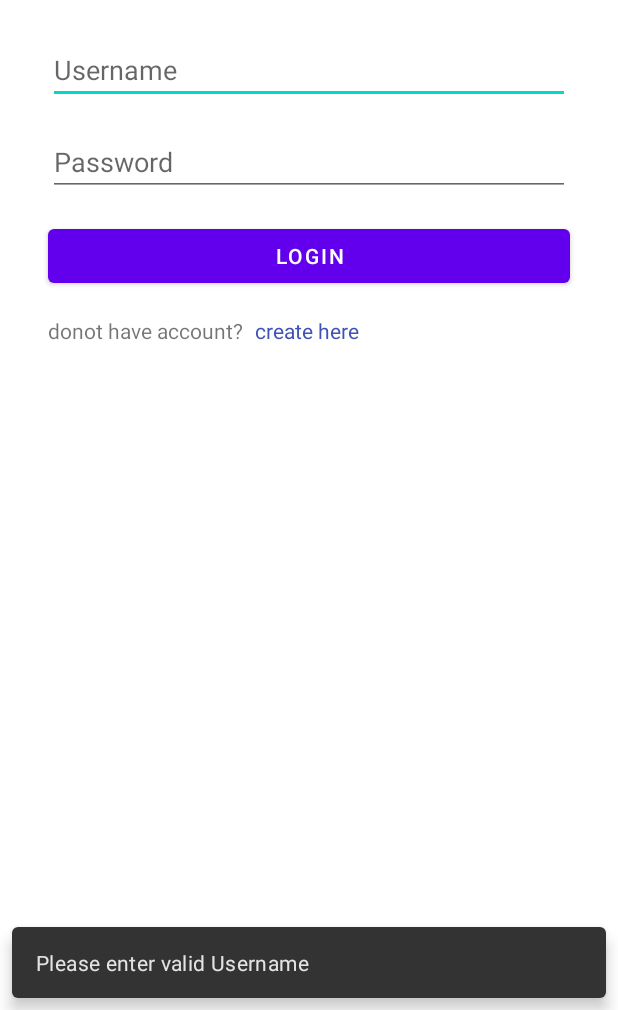
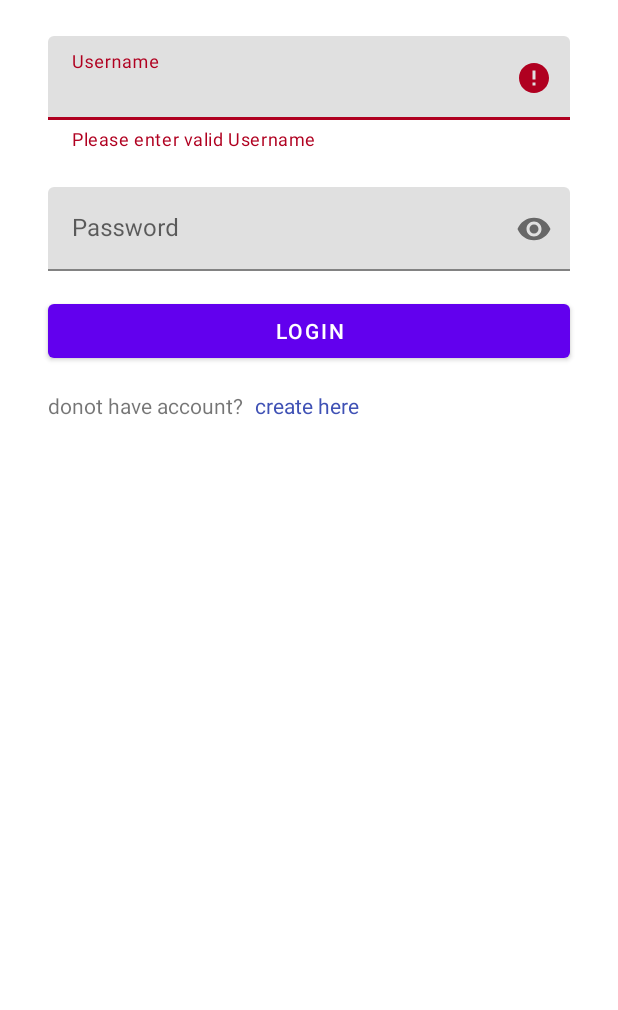
Before and after one commit to dchandrani/InstagramClone, an Android app: the screen it shows after launch (LoginActivity), after a tap on "LOGIN", on a phone screen of 412 x 824 dp, the part 226-1236 px from its top. Run offline under Robolectric (Android 15) with nearby library versions, the phone set to English and light mode, and no system bars; our stand-ins replace Dagger/Hilt's generated code; libraries missing offline, so code that uses them is left out: androidx.hilt, androidx.hilt.lifecycle.

Commit message:
Complete login screen desing

```diff
--- a/app/src/main/AndroidManifest.xml
+++ b/app/src/main/AndroidManifest.xml
@@ -19,9 +19,8 @@
                 <category android:name="android.intent.category.LAUNCHER" />
             </intent-filter>
         </activity>
-        <activity android:name=".MainActivity">
-
-        </activity>
+        <activity android:name=".MainActivity"/>
+        <activity android:name=".ui.register.RegisterActivity"/>
 
         <meta-data
             android:name="preloaded_fonts"
--- a/app/src/main/java/com/dh/instagramclone/ui/login/LoginActivity.kt
+++ b/app/src/main/java/com/dh/instagramclone/ui/login/LoginActivity.kt
@@ -1,13 +1,16 @@
 package com.dh.instagramclone.ui.login
 
+import android.content.Intent
 import android.os.Bundle
-import android.util.Log
+import android.widget.Toast
 import androidx.activity.viewModels
 import androidx.appcompat.app.AppCompatActivity
 import androidx.lifecycle.lifecycleScope
-import com.dh.instagramclone.R
 import com.dh.instagramclone.databinding.ActivityLoginBinding
-import com.google.android.material.snackbar.Snackbar
+import com.dh.instagramclone.ui.register.RegisterActivity
+import com.dh.instagramclone.util.exhaustive
+import com.dh.instagramclone.util.hideKeyboard
+import com.dh.instagramclone.util.watchError
 import kotlinx.coroutines.flow.collect
 
 class LoginActivity : AppCompatActivity() {
@@ -24,18 +27,34 @@ class LoginActivity : AppCompatActivity() {
 
 
         binding.apply {
+            edtUserName.watchError(true)
+            edtPassword.watchError()
             btnLogin.setOnClickListener {
                 viewModel.loginClicked(edtUserName.text.toString(), edtPassword.text.toString())
+            }
+            tvCreateAccount.setOnClickListener {
+                val registerIntent = Intent(this@LoginActivity, RegisterActivity::class.java)
+                startActivity(registerIntent)
             }
         }
 
         lifecycleScope.launchWhenStarted {
             viewModel.loginEvent.collect { event ->
-                when(event){
+                when (event) {
                     is LoginViewModel.LogInEvent.ShowInvalidMessage -> {
-                        Snackbar.make(binding.root, event.message, Snackbar.LENGTH_LONG).show()
+                        Toast.makeText(this@LoginActivity, event.message, Toast.LENGTH_LONG).show()
+                        when (event.invalid) {
+                            LoginViewModel.InvalidField.INVALID_USER_NAME -> {
+                                binding.tilUserName.error = event.message
+                                binding.edtUserName.requestFocus()
+                            }
+                            LoginViewModel.InvalidField.INVALID_PASSWORD -> {
+                                binding.tilPassword.error = event.message
+                                binding.edtPassword.requestFocus()
+                            }
+                        }
                     }
-                }
+                }.exhaustive
             }
         }
     }
--- a/app/src/main/java/com/dh/instagramclone/ui/login/LoginViewModel.kt
+++ b/app/src/main/java/com/dh/instagramclone/ui/login/LoginViewModel.kt
@@ -17,20 +17,25 @@ class LoginViewModel @ViewModelInject constructor(@Assisted private val state: S
 
     fun loginClicked(userName: String, password: String) {
         if (userName.isBlank()) {
-            showInvalidInputMessage("Please enter valid Username")
+            showInvalidInputMessage("Please enter valid Username",InvalidField.INVALID_USER_NAME)
             return
         }
         if (password.isBlank()) {
-            showInvalidInputMessage("Password can not be empty")
+            showInvalidInputMessage("Password can not be empty",InvalidField.INVALID_PASSWORD)
             return
         }
     }
 
-    private fun showInvalidInputMessage(message: String) = viewModelScope.launch {
-        loginChannel.send(LogInEvent.ShowInvalidMessage(message))
+    private fun showInvalidInputMessage(message: String, invalid: InvalidField) = viewModelScope.launch {
+        loginChannel.send(LogInEvent.ShowInvalidMessage(message, invalid))
     }
 
     sealed class LogInEvent {
-        data class ShowInvalidMessage(val message: String) : LogInEvent()
+        data class ShowInvalidMessage(val message: String, val invalid: InvalidField) : LogInEvent()
+    }
+
+    enum class InvalidField{
+        INVALID_USER_NAME,
+        INVALID_PASSWORD,
     }
 }
--- a/app/src/main/java/com/dh/instagramclone/util/Utils.kt
+++ b/app/src/main/java/com/dh/instagramclone/util/Utils.kt
@@ -4,8 +4,10 @@ import android.app.Activity
 import android.content.Context
 import android.view.View
 import android.view.inputmethod.InputMethodManager
-import android.widget.Button
-import android.widget.EditText
+import androidx.core.widget.addTextChangedListener
+import androidx.core.widget.doOnTextChanged
+import com.google.android.material.textfield.TextInputEditText
+import com.google.android.material.textfield.TextInputLayout
 
 val <T> T.exhaustive: T
     get() = this
@@ -18,3 +20,16 @@ fun Activity.hideKeyboard(
 
     imm.hideSoftInputFromWindow(view.windowToken, 0)
 }
+
+fun TextInputEditText.watchError(isRequired: Boolean = false) {
+    addTextChangedListener {
+        val value = text.toString()
+        if (value.isNotBlank()) {
+            val view = parent.parent as TextInputLayout
+            view.error = ""
+        } else if (isRequired) {
+            val view = parent.parent as TextInputLayout
+            view.error = "$hint is required"
+        }
+    }
+}
--- a/app/src/main/res/layout/activity_login.xml
+++ b/app/src/main/res/layout/activity_login.xml
@@ -19,33 +19,50 @@
         app:layout_constraintTop_toTopOf="parent"
         tools:viewBindingIgnore="true"/>
 
-    <EditText
-        android:id="@+id/edt_user_name"
+    <com.google.android.material.textfield.TextInputLayout
         android:layout_width="match_parent"
         android:layout_height="wrap_content"
+        app:layout_constraintEnd_toEndOf="parent"
+        app:layout_constraintStart_toStartOf="parent"
+        app:layout_constraintTop_toBottomOf="@+id/textView"
         android:layout_marginStart="32dp"
         android:layout_marginTop="24dp"
         android:layout_marginEnd="32dp"
-        android:ems="10"
-        android:hint="Username"
-        android:inputType="textPersonName"
-        android:singleLine="true"
-        app:layout_constraintEnd_toEndOf="parent"
-        app:layout_constraintStart_toStartOf="parent"
-        app:layout_constraintTop_toBottomOf="@+id/textView" />
+        android:id="@+id/til_user_name">
 
-    <EditText
-        android:id="@+id/edt_password"
-        android:layout_width="0dp"
+        <com.google.android.material.textfield.TextInputEditText
+            android:layout_width="match_parent"
+            android:layout_height="match_parent"
+            android:ems="10"
+            android:inputType="textEmailAddress"
+            android:singleLine="true"
+            android:hint="Username"
+            android:id="@+id/edt_user_name"/>
+
+    </com.google.android.material.textfield.TextInputLayout>
+
+    <com.google.android.material.textfield.TextInputLayout
+        android:layout_width="match_parent"
         android:layout_height="wrap_content"
-        android:layout_marginTop="16dp"
-        android:ems="10"
-        android:hint="Password"
-        android:inputType="textPassword"
-        android:singleLine="true"
-        app:layout_constraintEnd_toEndOf="@+id/edt_user_name"
-        app:layout_constraintStart_toStartOf="@+id/edt_user_name"
-        app:layout_constraintTop_toBottomOf="@+id/edt_user_name" />
+        app:layout_constraintEnd_toEndOf="@+id/til_user_name"
+        app:layout_constraintStart_toStartOf="@+id/til_user_name"
+        app:layout_constraintTop_toBottomOf="@+id/til_user_name"
+        android:layout_marginStart="32dp"
+        android:layout_marginTop="24dp"
+        android:layout_marginEnd="32dp"
+        android:id="@+id/til_password"
+        app:passwordToggleEnabled="true">
+
+        <com.google.android.material.textfield.TextInputEditText
+            android:layout_width="match_parent"
+            android:layout_height="match_parent"
+            android:ems="10"
+            android:inputType="textPassword"
+            android:singleLine="true"
+            android:hint="Password"
+            android:id="@+id/edt_password"/>
+
+    </com.google.android.material.textfield.TextInputLayout>
 
     <Button
         android:id="@+id/btn_login"
@@ -54,9 +71,9 @@
         android:layout_marginTop="16dp"
         android:paddingHorizontal="16dp"
         android:text="Login"
-        app:layout_constraintEnd_toEndOf="@+id/edt_password"
-        app:layout_constraintStart_toStartOf="@+id/edt_password"
-        app:layout_constraintTop_toBottomOf="@+id/edt_password" />
+        app:layout_constraintEnd_toEndOf="@+id/til_password"
+        app:layout_constraintStart_toStartOf="@+id/til_password"
+        app:layout_constraintTop_toBottomOf="@+id/til_password" />
 
     <TextView
         android:id="@+id/textView2"
```
